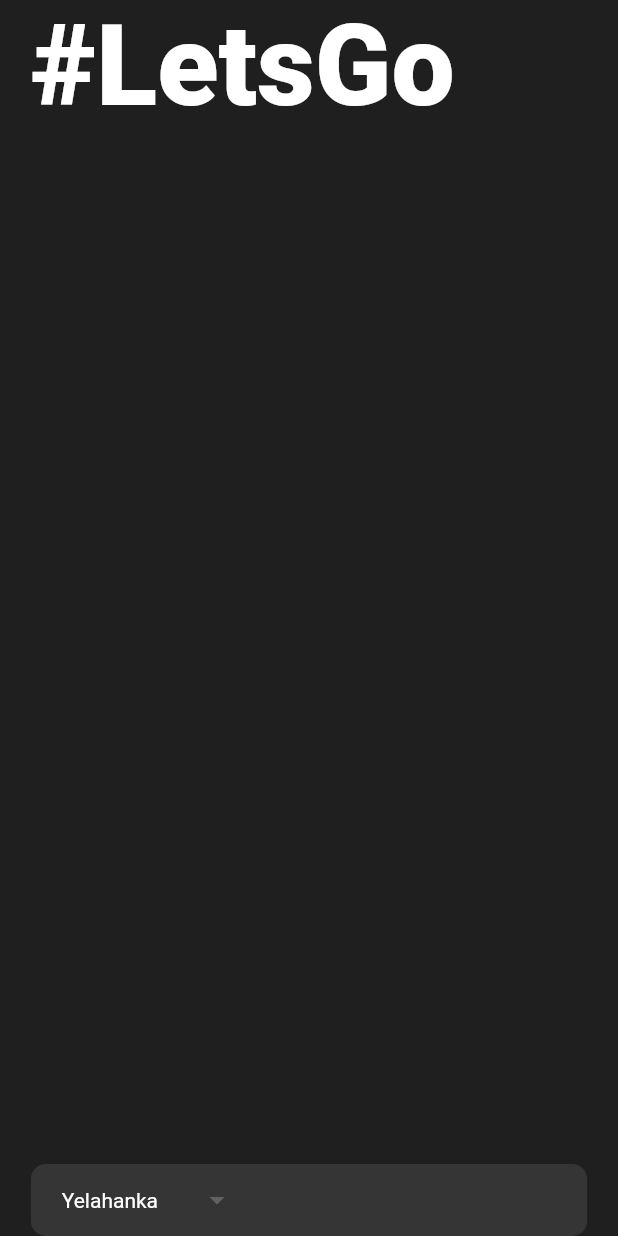
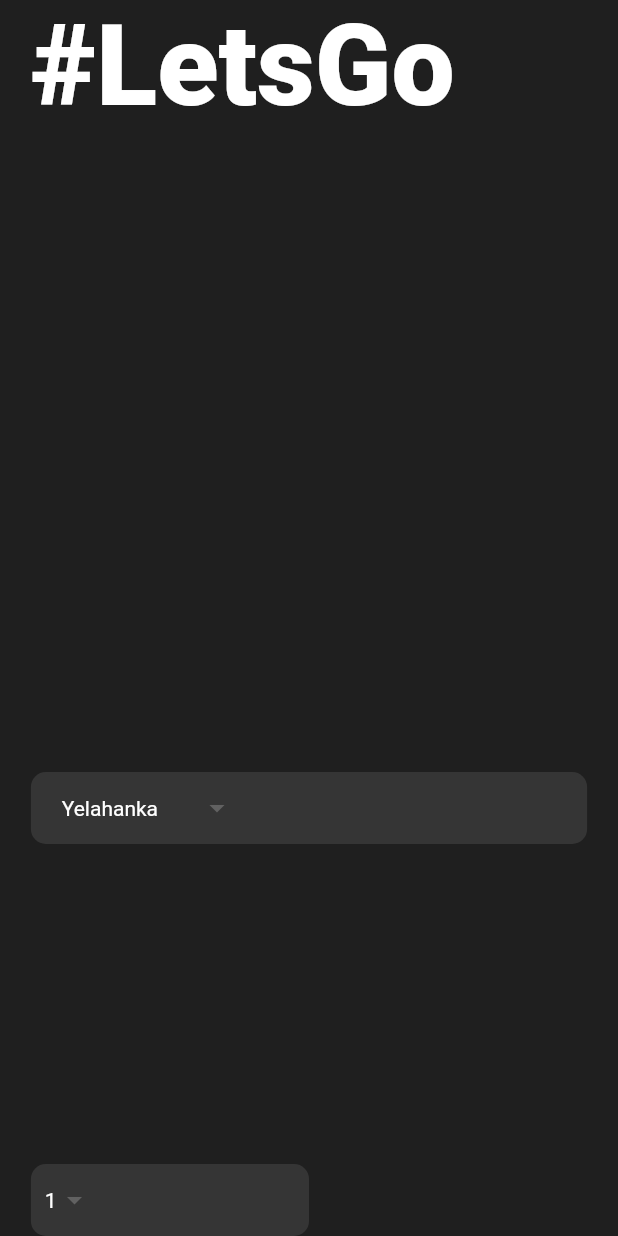
Before and after one commit to bhaskarkh01/flutter_lets_ride, a Flutter app: the screen it shows after launch, on a phone screen of 412 x 824 dp. Run offline on Flutter 3.47's test engine with Material 2 defaults, Android fonts, the phone set to English and light mode, and no system bars.

Commit message:
create a new custom dropdown button widget

```diff
--- a/lib/pages/home_page.dart
+++ b/lib/pages/home_page.dart
@@ -1,4 +1,5 @@
 import 'package:flutter/material.dart';
+import 'package:lets_ride/widgets/custom_dropdown_button.dart';
 
 class HomePage extends StatelessWidget {
   late double _deviceHeight, _deviceWidth;
@@ -25,6 +26,7 @@
               _pageTitle(),
               _autoImageWidget(),
               _destinationDropDownWidget(),
+              _noOfPassengersWidget(),
             ],
           ),
         ),
@@ -56,7 +58,8 @@
   }
 
   Widget _destinationDropDownWidget() {
-    List<String> _items = [
+    return CustomDropDownWidgetButtonClass(
+      values: const [
         "Yelahanka",
         "BTM",
         "Malleshwaram",
@@ -66,30 +69,21 @@
         "Hebbal",
         "Marathahalli",
         "Whitefield",
-    ];
+      ],
+      width: _deviceWidth,
+    );
+  }
 
-    return Container(
-      padding: EdgeInsets.symmetric(horizontal: _deviceWidth * 0.05),
-      width: _deviceWidth,
-      decoration: BoxDecoration(
-        color: const Color.fromRGBO(53, 53, 53, 1.0),
-        borderRadius: BorderRadius.circular(10),
-      ),
-      child: DropdownButton(
-        value: _items.first,
-        onChanged: (_) {},
-        items: _items.map(
-          (e) {
-            return DropdownMenuItem(
-              child: Text(e),
-              value: e,
-            );
-          },
-        ).toList(),
-        underline: Container(),
-        dropdownColor: Color.fromRGBO(53, 53, 53, 1.0),
-        style: const TextStyle(color: Colors.white),
-      ),
+  Widget _noOfPassengersWidget() {
+    return CustomDropDownWidgetButtonClass(
+      values: const [
+        "1",
+        "2",
+        "3",
+        "4",
+        "5",
+      ],
+      width: _deviceWidth * 0.45,
     );
   }
 }
--- /dev/null
+++ b/lib/widgets/custom_dropdown_button.dart
@@ -0,0 +1,36 @@
+import 'package:flutter/material.dart';
+
+class CustomDropDownWidgetButtonClass extends StatelessWidget {
+  List<String> values;
+  double width;
+
+  CustomDropDownWidgetButtonClass(
+      {super.key, required this.values, required this.width});
+
+  @override
+  Widget build(BuildContext context) {
+    return Container(
+      padding: EdgeInsets.symmetric(horizontal: width * 0.05),
+      width: width,
+      decoration: BoxDecoration(
+        color: const Color.fromRGBO(53, 53, 53, 1.0),
+        borderRadius: BorderRadius.circular(10),
+      ),
+      child: DropdownButton(
+        value: values.first,
+        onChanged: (_) {},
+        items: values.map(
+          (e) {
+            return DropdownMenuItem(
+              child: Text(e),
+              value: e,
+            );
+          },
+        ).toList(),
+        underline: Container(),
+        dropdownColor: Color.fromRGBO(53, 53, 53, 1.0),
+        style: const TextStyle(color: Colors.white),
+      ),
+    );
+  }
+}
```
Lines whose indentation alone changed are shown as unchanged.
